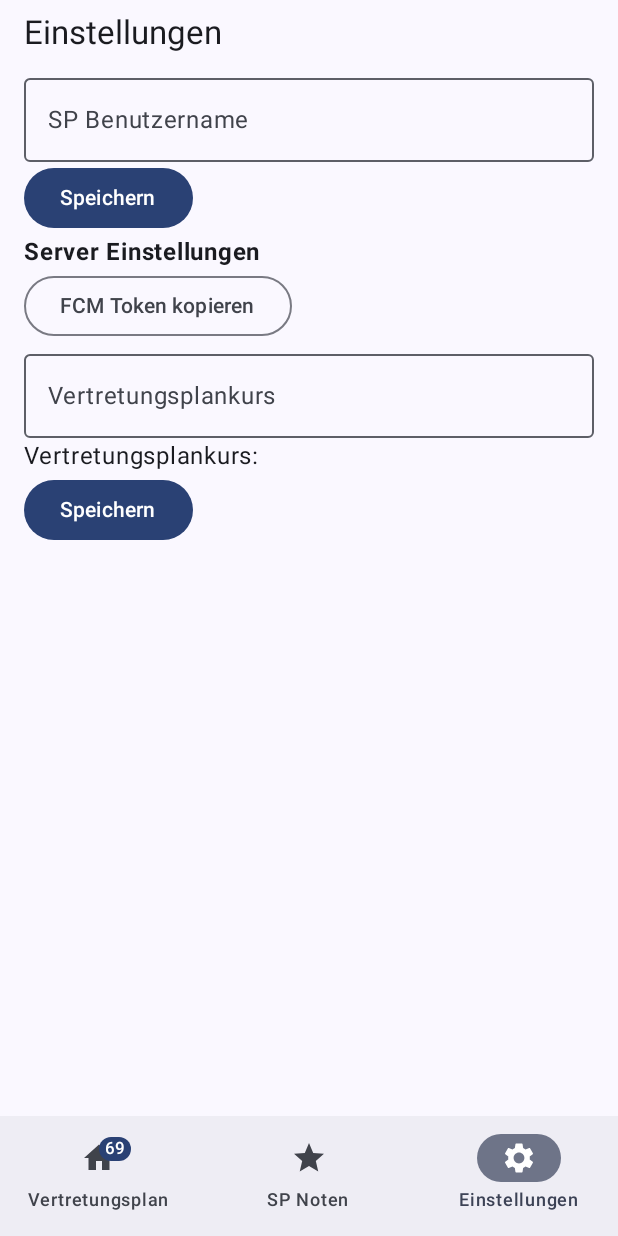
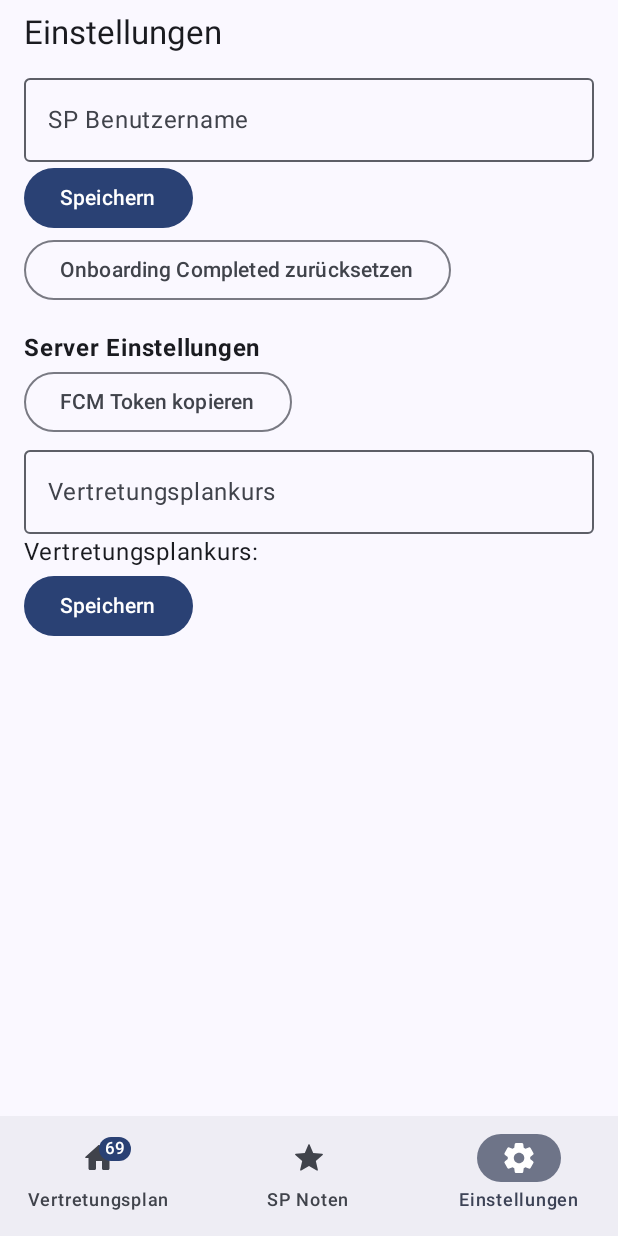
Before and after one commit to GXBaum/spclientandroid, an Android app built with Jetpack Compose: the SettingsScreen screen opened through its navigation route, after a tap on "Einstellungen", on a phone screen of 412 x 824 dp. Run offline under Robolectric (Android 15) with nearby library versions, the phone set to English and light mode, and no system bars; our stand-ins replace Dagger/Hilt's generated code.

Commit message:
Navigation in mehrere Dateien aufgeteilt, OnboardingScreen Anfang

```diff
--- a/app/src/main/java/de/rafaelbeckmann/hvkclient/MainActivity.kt
+++ b/app/src/main/java/de/rafaelbeckmann/hvkclient/MainActivity.kt
@@ -9,23 +9,17 @@ import androidx.activity.ComponentActivity
 import androidx.activity.compose.setContent
 import androidx.activity.enableEdgeToEdge
 import androidx.annotation.RequiresApi
-import androidx.compose.animation.core.FastOutSlowInEasing
-import androidx.compose.animation.core.tween
-import androidx.compose.animation.fadeIn
-import androidx.compose.animation.fadeOut
-import androidx.compose.animation.scaleIn
-import androidx.compose.animation.scaleOut
-import androidx.compose.animation.slideInHorizontally
-import androidx.compose.animation.slideOutHorizontally
-import androidx.compose.foundation.background
+import androidx.compose.animation.AnimatedVisibility
+import androidx.compose.animation.slideInVertically
+import androidx.compose.animation.slideOutVertically
 import androidx.compose.foundation.layout.WindowInsets
 import androidx.compose.foundation.layout.fillMaxSize
 import androidx.compose.foundation.layout.padding
 import androidx.compose.foundation.layout.statusBars
 import androidx.compose.material.icons.Icons
-import androidx.compose.material.icons.filled.Grade
-import androidx.compose.material.icons.filled.Home
-import androidx.compose.material.icons.filled.Settings
+import androidx.compose.material.icons.rounded.Grade
+import androidx.compose.material.icons.rounded.Home
+import androidx.compose.material.icons.rounded.Settings
 import androidx.compose.material3.Badge
 import androidx.compose.material3.BadgedBox
 import androidx.compose.material3.ExperimentalMaterial3Api
@@ -37,29 +31,28 @@ import androidx.compose.material3.Scaffold
 import androidx.compose.material3.Text
 import androidx.compose.runtime.LaunchedEffect
 import androidx.compose.runtime.getValue
+import androidx.compose.runtime.mutableStateOf
+import androidx.compose.runtime.remember
 import androidx.compose.runtime.rememberCoroutineScope
+import androidx.compose.runtime.setValue
 import androidx.compose.ui.Modifier
-import androidx.compose.ui.graphics.Color
-import androidx.compose.ui.graphics.vector.ImageVector
 import androidx.compose.ui.platform.LocalContext
 import androidx.core.app.ActivityCompat
 import androidx.core.content.ContextCompat
 import androidx.navigation.NavDestination.Companion.hierarchy
 import androidx.navigation.NavGraph.Companion.findStartDestination
-import androidx.navigation.compose.NavHost
-import androidx.navigation.compose.composable
 import androidx.navigation.compose.currentBackStackEntryAsState
-import androidx.navigation.compose.navigation
 import androidx.navigation.compose.rememberNavController
-import androidx.navigation.toRoute
 import dagger.hilt.android.AndroidEntryPoint
-import de.rafaelbeckmann.hvkclient.ui.coursedetail.CourseDetailScreen
-import de.rafaelbeckmann.hvkclient.ui.courses.CoursesScreen
-import de.rafaelbeckmann.hvkclient.ui.revealmark.RevealMarkScreen
-import de.rafaelbeckmann.hvkclient.ui.settings.SettingsScreen
+import de.rafaelbeckmann.hvkclient.ui.navigation.AppNavHost
+import de.rafaelbeckmann.hvkclient.ui.navigation.CoursesGraph
+import de.rafaelbeckmann.hvkclient.ui.navigation.OnboardingGraph
+import de.rafaelbeckmann.hvkclient.ui.navigation.RevealMarkScreen
+import de.rafaelbeckmann.hvkclient.ui.navigation.SettingsGraph
+import de.rafaelbeckmann.hvkclient.ui.navigation.VpGraph
+import de.rafaelbeckmann.hvkclient.ui.navigation.VpScreen
+import de.rafaelbeckmann.hvkclient.ui.navigation.navItem
 import de.rafaelbeckmann.hvkclient.ui.theme.HvKClientTheme
-import de.rafaelbeckmann.hvkclient.ui.vp.VpScreen
-import kotlinx.serialization.Serializable
 import javax.inject.Inject
 
 @AndroidEntryPoint
@@ -69,7 +62,7 @@ class MainActivity : ComponentActivity() {
     lateinit var prefUtils: PrefUtils
 
     @OptIn(ExperimentalMaterial3Api::class)
-    @RequiresApi(Build.VERSION_CODES.TIRAMISU)
+    @RequiresApi(Build.VERSION_CODES.UPSIDE_DOWN_CAKE)
     override fun onCreate(savedInstanceState: Bundle?) {
         super.onCreate(savedInstanceState)
 
@@ -111,6 +104,17 @@ class MainActivity : ComponentActivity() {
                     }
                 }
 
+                var isOnboardingCompleted by remember { mutableStateOf(false) }
+
+                LaunchedEffect(Unit) {
+                    isOnboardingCompleted = prefUtils.getString("onboarding_completed").toBoolean()
+
+                    if (!isOnboardingCompleted) {
+                        navController.navigate(OnboardingGraph)
+                    }
+                }
+
+
                 Scaffold(
                     //contentWindowInsets = WindowInsets(0.dp),
                     //contentWindowInsets = WindowInsets.safeDrawing,
@@ -121,10 +125,24 @@ class MainActivity : ComponentActivity() {
                         val navBackStackEntry by navController.currentBackStackEntryAsState()
                         val currentDestination = navBackStackEntry?.destination
 
+                        val showBottomBar = when {
+                            // Hide on any screen in the Onboarding graph
+                            currentDestination?.hierarchy?.any { it.route == OnboardingGraph::class.qualifiedName } == true -> false
+                            // Hide on the RevealMarkScreen
+                            currentDestination?.route?.startsWith(RevealMarkScreen::class.qualifiedName!!) == true -> false
+                            // Show on all other screens
+                            else -> true
+                        }
+
+                        AnimatedVisibility(
+                            visible = showBottomBar,
+                            enter = slideInVertically(initialOffsetY = { it }),
+                            exit = slideOutVertically(targetOffsetY = { it })
+                        ) {
                             val navItemList = listOf(
-                            navItem("Vertretungsplan", Icons.Default.Home, 69, VpGraph),
-                            navItem("SP Noten", Icons.Default.Grade, 0, CoursesGraph),
-                            navItem("Einstellungen", Icons.Default.Settings, 0, SettingsGraph)
+                                navItem("Vertretungsplan", Icons.Rounded.Home, 69, VpGraph),
+                                navItem("SP Noten", Icons.Rounded.Grade, 0, CoursesGraph),
+                                navItem("Einstellungen", Icons.Rounded.Settings, 0, SettingsGraph)
                             )
 
                             NavigationBar {
@@ -162,131 +180,16 @@ class MainActivity : ComponentActivity() {
                                 }
                             }
                         }
+                    }
                 ) { innerPadding ->
-                    NavHost(
+                    AppNavHost(
                         navController = navController,
-                        startDestination = VpGraph,
                         modifier = Modifier
                             .fillMaxSize()
                             .padding(innerPadding),
-
-                        /*
-                        enterTransition = {
-                            fadeIn() + slideInHorizontally(initialOffsetX = { it * 1 / 3 })
-                        },
-                        exitTransition = {
-                            fadeOut() + slideOutHorizontally(targetOffsetX = { -it * 1 / 3 })
-                        },
-                        popEnterTransition = {
-                            fadeIn() + slideInHorizontally(initialOffsetX = { -it * 1 / 3 })
-                        },
-                        popExitTransition = {
-                           fadeOut() + slideOutHorizontally(targetOffsetX = { it * 1 / 3 })
-
-                            /*scaleOut(
-                                targetScale = 0.9f,
-                                transformOrigin = TransformOrigin(pivotFractionX = 0.5f, pivotFractionY = 0.5f)
-                            )*/
-                        }
-                        */
-
-                        enterTransition = {
-                            fadeIn(animationSpec = tween(durationMillis = 200)) +
-                                    slideInHorizontally(
-                                        animationSpec = tween(durationMillis = 200, easing = FastOutSlowInEasing),
-                                        initialOffsetX = { fullWidth -> fullWidth / 3 }
-                                    ) +
-                                    scaleIn(animationSpec = tween(durationMillis = 200), initialScale = 0.95f)
-                        },
-                        exitTransition = {
-                            fadeOut(animationSpec = tween(durationMillis = 200)) +
-                                    slideOutHorizontally(
-                                        animationSpec = tween(durationMillis = 200, easing = FastOutSlowInEasing),
-                                        targetOffsetX = { fullWidth -> -fullWidth / 3 }
-                                    ) +
-                                    scaleOut(animationSpec = tween(durationMillis = 200), targetScale = 0.95f)
-                        },
-                        popEnterTransition = {
-                            fadeIn(animationSpec = tween(durationMillis = 200)) +
-                                    slideInHorizontally(
-                                        animationSpec = tween(durationMillis = 200, easing = FastOutSlowInEasing),
-                                        initialOffsetX = { fullWidth -> -fullWidth / 3 }
-                                    ) +
-                                    scaleIn(animationSpec = tween(durationMillis = 200), initialScale = 0.95f)
-                        },
-                        popExitTransition = {
-                            fadeOut(animationSpec = tween(durationMillis = 200)) +
-                                    slideOutHorizontally(
-                                        animationSpec = tween(durationMillis = 200, easing = FastOutSlowInEasing),
-                                        targetOffsetX = { fullWidth -> fullWidth / 3 }
-                                    ) +
-                                    scaleOut(animationSpec = tween(durationMillis = 200), targetScale = 0.95f)
-                        }
-                    ) {
-                        navigation<VpGraph>(
-                            startDestination = VpScreen
-                        ) {
-                            composable<VpScreen> {
-                                VpScreen(
-                                    modifier = Modifier
-                                        .fillMaxSize()
+                        scope = scope,
+                        prefUtils = prefUtils
                     )
-                            }
-                        }
-
-                        navigation<CoursesGraph>(
-                            startDestination = CoursesScreen
-                        ) {
-                            composable<CoursesScreen> {
-                                CoursesScreen(
-                                    onCourseClick = { course ->
-                                        navController.navigate(
-                                            CourseDetailsScreen(
-                                                name = course.name,
-                                                courseId = course.courseId,
-                                            )
-                                        )
-                                    }
-                                )
-                            }
-
-                            composable<CourseDetailsScreen> {
-                                val args = it.toRoute<CourseDetailsScreen>()
-
-                                CourseDetailScreen(
-                                    modifier = Modifier
-                                        .fillMaxSize(),
-                                    courseId = args.courseId,
-                                    onNavigateToRevealMark = { grade ->
-                                        navController.navigate(
-                                            RevealMarkScreen(grade)
-                                        )
-                                    }
-                                )
-                            }
-
-                            composable<RevealMarkScreen> {
-                                val args = it.toRoute<RevealMarkScreen>()
-                                RevealMarkScreen(
-                                    modifier = Modifier
-                                        .fillMaxSize()
-                                        .background(Color.White),
-                                    grade = args.grade
-                                )
-                            }
-                        }
-
-                        navigation<SettingsGraph>(
-                            startDestination = SettingsScreen
-                        ) {
-                            composable<SettingsScreen> {
-                                SettingsScreen(
-                                    modifier = Modifier
-                                        .fillMaxSize()
-                                )
-                            }
-                        }
-                    }
                 }
             }
         }
@@ -309,41 +212,3 @@ class MainActivity : ComponentActivity() {
         }
     }
 }
-
-
-@Serializable
-object VpGraph
-
-@Serializable
-object CoursesGraph
-
-@Serializable
-object SettingsGraph
-
-@Serializable
-object CoursesScreen
-
-@Serializable
-data class CourseDetailsScreen(
-    val name: String,
-    val courseId: Int
-)
-
-@Serializable
-data class RevealMarkScreen(
-    val grade: String
-)
-
-@Serializable
-object SettingsScreen
-
-@Serializable
-object VpScreen
-
-
-data class navItem(
-    val label: String,
-    val icon: ImageVector,
-    val badgeCount: Int,
-    val screenObject: Any
-)
--- /dev/null
+++ b/app/src/main/java/de/rafaelbeckmann/hvkclient/ui/navigation/AppNavHost.kt
@@ -0,0 +1,192 @@
+package de.rafaelbeckmann.hvkclient.ui.navigation
+
+import android.os.Build
+import androidx.annotation.RequiresApi
+import androidx.compose.animation.core.FastOutSlowInEasing
+import androidx.compose.animation.core.tween
+import androidx.compose.animation.fadeIn
+import androidx.compose.animation.fadeOut
+import androidx.compose.animation.scaleIn
+import androidx.compose.animation.slideInHorizontally
+import androidx.compose.animation.slideOutHorizontally
+import androidx.compose.foundation.background
+import androidx.compose.foundation.layout.fillMaxSize
+import androidx.compose.runtime.Composable
+import androidx.compose.ui.Modifier
+import androidx.compose.ui.graphics.Color
+import androidx.navigation.NavHostController
+import androidx.navigation.compose.NavHost
+import androidx.navigation.compose.composable
+import androidx.navigation.compose.navigation
+import androidx.navigation.toRoute
+import de.rafaelbeckmann.hvkclient.PrefUtils
+import de.rafaelbeckmann.hvkclient.ui.coursedetail.CourseDetailScreen
+import de.rafaelbeckmann.hvkclient.ui.courses.CoursesScreen
+import de.rafaelbeckmann.hvkclient.ui.onboarding.OnboardingScreen
+import de.rafaelbeckmann.hvkclient.ui.onboarding.OnboardingScreenPage2
+import de.rafaelbeckmann.hvkclient.ui.revealmark.RevealMarkScreen
+import de.rafaelbeckmann.hvkclient.ui.settings.SettingsScreen
+import de.rafaelbeckmann.hvkclient.ui.vp.VpScreen
+import kotlinx.coroutines.CoroutineScope
+import kotlinx.coroutines.launch
+
+@RequiresApi(Build.VERSION_CODES.UPSIDE_DOWN_CAKE)
+@Composable
+fun AppNavHost(
+    navController: NavHostController,
+    modifier: Modifier = Modifier,
+    scope: CoroutineScope,
+    prefUtils: PrefUtils
+) {
+    NavHost(
+        navController = navController,
+        startDestination = VpGraph,
+        modifier = modifier,
+
+        /*
+        enterTransition = {
+            fadeIn() + slideInHorizontally(initialOffsetX = { it * 1 / 3 })
+        },
+        exitTransition = {
+            fadeOut() + slideOutHorizontally(targetOffsetX = { -it * 1 / 3 })
+        },
+        popEnterTransition = {
+            fadeIn() + slideInHorizontally(initialOffsetX = { -it * 1 / 3 })
+        },
+        popExitTransition = {
+           fadeOut() + slideOutHorizontally(targetOffsetX = { it * 1 / 3 })
+
+            /*scaleOut(
+                targetScale = 0.9f,
+                transformOrigin = TransformOrigin(pivotFractionX = 0.5f, pivotFractionY = 0.5f)
+            )*/
+        }
+        */
+
+        enterTransition = {
+            fadeIn(animationSpec = tween(durationMillis = 200)) +
+                    slideInHorizontally(
+                        animationSpec = tween(durationMillis = 200, easing = FastOutSlowInEasing),
+                        initialOffsetX = { fullWidth -> fullWidth / 3 }
+                    ) +
+                    scaleIn(animationSpec = tween(durationMillis = 200), initialScale = 0.95f)
+        },
+        exitTransition = {
+            fadeOut(animationSpec = tween(durationMillis = 200)) +
+                    slideOutHorizontally(
+                        animationSpec = tween(durationMillis = 200, easing = FastOutSlowInEasing),
+                        targetOffsetX = { fullWidth -> -fullWidth / 3 }
+                    )// +
+            //scaleOut(animationSpec = tween(durationMillis = 200), targetScale = 0.95f)
+        },
+        popEnterTransition = {
+            fadeIn(animationSpec = tween(durationMillis = 200)) +
+                    slideInHorizontally(
+                        animationSpec = tween(durationMillis = 200, easing = FastOutSlowInEasing),
+                        initialOffsetX = { fullWidth -> -fullWidth / 3 }
+                    ) +
+                    scaleIn(animationSpec = tween(durationMillis = 200), initialScale = 0.95f)
+        },
+        popExitTransition = {
+            fadeOut(animationSpec = tween(durationMillis = 200)) +
+                    slideOutHorizontally(
+                        animationSpec = tween(durationMillis = 200, easing = FastOutSlowInEasing),
+                        targetOffsetX = { fullWidth -> fullWidth / 3 }
+                    )// +
+            //scaleOut(animationSpec = tween(durationMillis = 200), targetScale = 0.95f)
+        }
+    ) {
+        navigation<VpGraph>(
+            startDestination = VpScreen
+        ) {
+            composable<VpScreen> {
+                VpScreen(
+                    modifier = Modifier
+                        .fillMaxSize()
+                )
+            }
+        }
+
+        navigation<CoursesGraph>(
+            startDestination = CoursesScreen
+        ) {
+            composable<CoursesScreen> {
+                CoursesScreen(
+                    onCourseClick = { course ->
+                        navController.navigate(
+                            CourseDetailsScreen(
+                                name = course.name,
+                                courseId = course.courseId,
+                            )
+                        )
+                    }
+                )
+            }
+
+            composable<CourseDetailsScreen> {
+                val args = it.toRoute<CourseDetailsScreen>()
+
+                CourseDetailScreen(
+                    modifier = Modifier
+                        .fillMaxSize(),
+                    courseId = args.courseId,
+                    onNavigateToRevealMark = { grade ->
+                        navController.navigate(
+                            RevealMarkScreen(grade)
+                        )
+                    }
+                )
+            }
+
+            composable<RevealMarkScreen> {
+                val args = it.toRoute<RevealMarkScreen>()
+                RevealMarkScreen(
+                    modifier = Modifier
+                        .fillMaxSize()
+                        .background(Color.White),
+                    grade = args.grade
+                )
+            }
+        }
+
+        navigation<SettingsGraph>(
+            startDestination = SettingsScreen
+        ) {
+            composable<SettingsScreen> {
+                SettingsScreen(
+                    modifier = Modifier
+                        .fillMaxSize()
+                )
+            }
+        }
+
+        navigation<OnboardingGraph>(
+            startDestination = OnboardingScreen
+        ) {
+            composable<OnboardingScreen> {
+                OnboardingScreen(
+                    onContinueClicked = {
+                        navController.navigate(OnboardingScreenPage2)
+                    },
+                    modifier = Modifier
+                        .fillMaxSize()
+                )
+            }
+            composable<OnboardingScreenPage2> {
+                OnboardingScreenPage2(
+                    modifier = Modifier.fillMaxSize(),
+                    onContinueClicked = {
+                        scope.launch {
+                            prefUtils.saveString("onboarding_completed", "true")
+                        }
+                        navController.navigate(VpGraph) {
+                            popUpTo(OnboardingGraph::class.qualifiedName!!) {
+                                inclusive = true
+                            }
+                        }
+                    }
+                )
+            }
+        }
+    }
+}
--- /dev/null
+++ b/app/src/main/java/de/rafaelbeckmann/hvkclient/ui/navigation/Navigation.kt
@@ -0,0 +1,50 @@
+package de.rafaelbeckmann.hvkclient.ui.navigation
+
+import androidx.compose.ui.graphics.vector.ImageVector
+import kotlinx.serialization.Serializable
+
+@Serializable
+object VpGraph
+
+@Serializable
+object CoursesGraph
+
+@Serializable
+object SettingsGraph
+
+@Serializable
+object OnboardingGraph
+
+@Serializable
+object CoursesScreen
+
+@Serializable
+data class CourseDetailsScreen(
+    val name: String,
+    val courseId: Int
+)
+
+@Serializable
+data class RevealMarkScreen(
+    val grade: String
+)
+
+@Serializable
+object SettingsScreen
+
+@Serializable
+object VpScreen
+
+@Serializable
+object OnboardingScreen
+
+@Serializable
+object OnboardingScreenPage2
+
+
+data class navItem(
+    val label: String,
+    val icon: ImageVector,
+    val badgeCount: Int,
+    val screenObject: Any
+)
--- /dev/null
+++ b/app/src/main/java/de/rafaelbeckmann/hvkclient/ui/onboarding/OnboardingScreen.kt
@@ -0,0 +1,54 @@
+package de.rafaelbeckmann.hvkclient.ui.onboarding
+
+import androidx.compose.foundation.layout.Column
+import androidx.compose.foundation.layout.fillMaxSize
+import androidx.compose.foundation.layout.padding
+import androidx.compose.material3.Button
+import androidx.compose.material3.MaterialTheme
+import androidx.compose.material3.Text
+import androidx.compose.runtime.Composable
+import androidx.compose.ui.Modifier
+import androidx.compose.ui.tooling.preview.Preview
+import androidx.compose.ui.unit.dp
+import org.w3c.dom.Text
+
+@Preview
+@Composable
+fun OnboardingScreen(
+    modifier: Modifier = Modifier,
+    onContinueClicked: () -> Unit = {},
+) {
+    //Image()
+
+    Column (
+        modifier = modifier
+            .padding(horizontal = 16.dp)
+            .fillMaxSize()
+    ){
+        Text(
+            text = "HvK Client",
+            style = MaterialTheme.typography.titleLarge,
+        )
+        Text(
+            text = "Dies ist eine inoffizielle App für den Vertretungsplan und in der Zukunft auch teilweise das Schulportal. Keine Garantie für irgendetwas, viele Sachen sind sehr unsicher."
+        )
+
+        Button(
+            onClick = onContinueClicked
+        ) {
+            Text(
+                text = "Weiter"
+            )
+        }
+    }
+
+}
+
+@Composable
+fun OnboardingItem(
+    title: Text,
+
+    modifier: Modifier = Modifier
+) {
+
+}
--- a/app/src/main/java/de/rafaelbeckmann/hvkclient/ui/revealmark/RevealMarkScreen.kt
+++ b/app/src/main/java/de/rafaelbeckmann/hvkclient/ui/revealmark/RevealMarkScreen.kt
@@ -48,7 +48,8 @@ import org.intellij.lang.annotations.Language
 import java.io.File
 
 
-@RequiresApi(Build.VERSION_CODES.TIRAMISU)
+//@RequiresApi(Build.VERSION_CODES.TIRAMISU)
+@RequiresApi(Build.VERSION_CODES.UPSIDE_DOWN_CAKE)
 @OptIn(ExperimentalLayoutApi::class)
 @Composable
 fun RevealMarkScreen(
--- a/app/src/main/java/de/rafaelbeckmann/hvkclient/ui/settings/SettingsScreen.kt
+++ b/app/src/main/java/de/rafaelbeckmann/hvkclient/ui/settings/SettingsScreen.kt
@@ -2,11 +2,13 @@ package de.rafaelbeckmann.hvkclient.ui.settings
 
 import androidx.compose.foundation.clickable
 import androidx.compose.foundation.layout.Column
+import androidx.compose.foundation.layout.Spacer
 import androidx.compose.foundation.layout.fillMaxSize
 import androidx.compose.foundation.layout.fillMaxWidth
 import androidx.compose.foundation.layout.padding
 import androidx.compose.material3.Button
 import androidx.compose.material3.MaterialTheme
+import androidx.compose.material3.OutlinedButton
 import androidx.compose.material3.OutlinedTextField
 import androidx.compose.material3.Text
 import androidx.compose.runtime.Composable
@@ -70,6 +72,22 @@ fun SettingsScreen(
             Text("Speichern")
         }
 
+        if (isDeveloper){
+            OutlinedButton(
+                onClick = {
+                    viewModel.resetOnboardingCompleted()
+                },
+            ) {
+                Text(
+                    text = "Onboarding Completed zurücksetzen",
+                )
+            }
+        }
+
+        Spacer(
+            modifier = Modifier.padding(vertical = 8.dp)
+        )
+
         Text(
             text = "Server Einstellungen",
             fontWeight = FontWeight.Bold,
```
Also changed, not shown: app/src/main/java/de/rafaelbeckmann/hvkclient/ui/common/ScreenScaffold.kt (deleted, +0 -55 lines), app/src/main/java/de/rafaelbeckmann/hvkclient/ui/onboarding/OnboardingScreenPage2.kt (added, +34 -0 lines), app/src/main/java/de/rafaelbeckmann/hvkclient/ui/settings/SettingsViewModel.kt (+7 -0 lines). Lines whose indentation alone changed are shown as unchanged.
